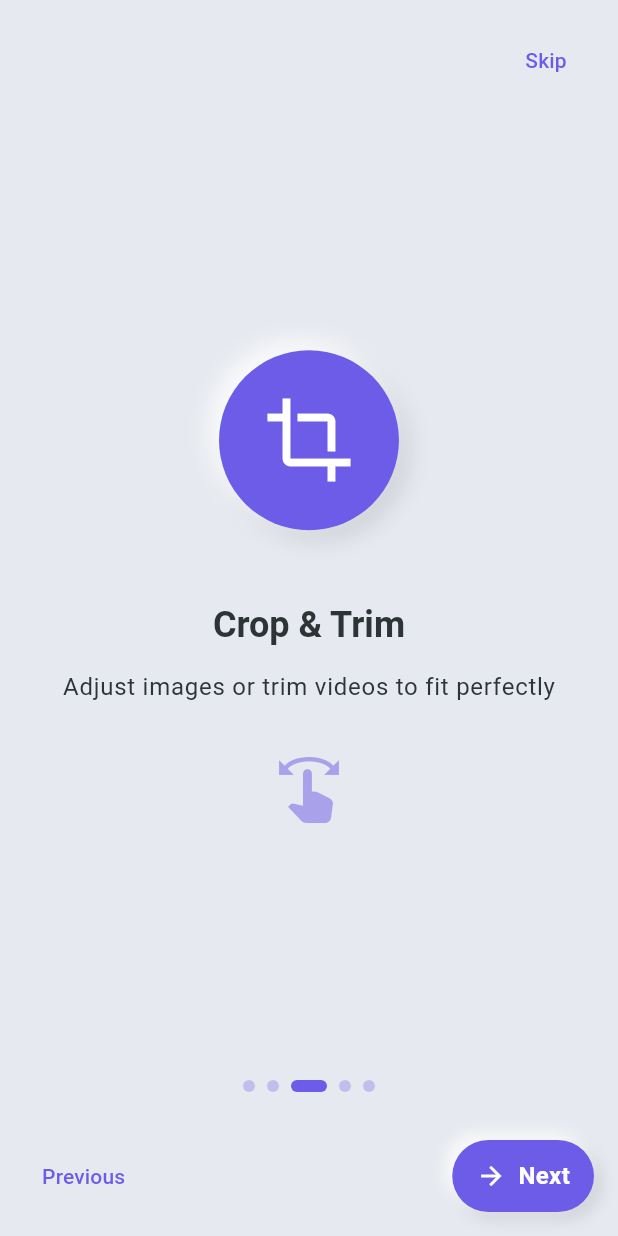
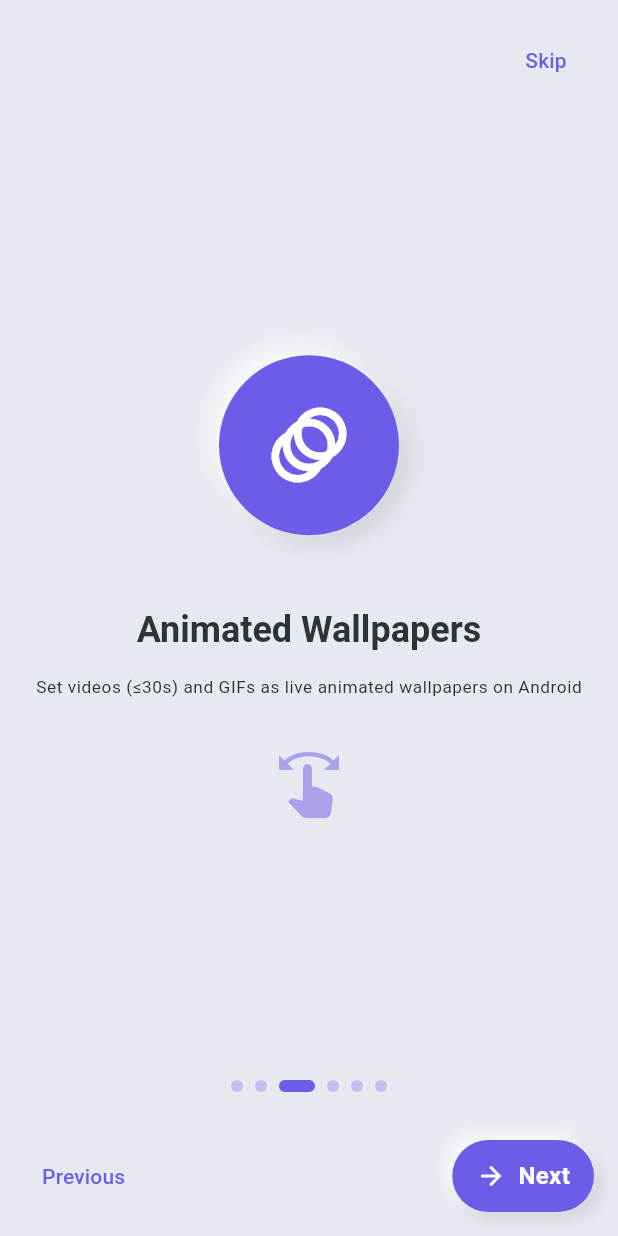
Before and after one commit to JithinGK51/NeumoWall-Stylish-Wallpaper-Maker, a Flutter app: the screen it shows after launch, swiped to page 3, on a phone screen of 412 x 824 dp. Run offline on Flutter 3.47's test engine with Material 3 defaults, Android fonts, the phone set to English and light mode, and no system bars; our stand-ins replace awesome_dialog, cached_network_image, convex_bottom_bar, flutter_riverpod, flutter_spinkit, google_mobile_ads and 6 more; missing offline and left inert: photo_manager.

Commit message:
feat: Update onboarding tutorial to reflect current features (search, animated wallpapers, 90+ wallpapers)

```diff
--- a/lib/screens/onboarding_screen.dart
+++ b/lib/screens/onboarding_screen.dart
@@ -20,28 +20,33 @@ class _OnboardingScreenState extends ConsumerState<OnboardingScreen> {
 
   final List<OnboardingStep> _steps = [
     const OnboardingStep(
-      title: 'Browse Wallpapers',
-      description: 'Swipe through categories and discover beautiful wallpapers',
+      title: 'Discover 90+ HD Wallpapers',
+      description: 'Browse 15+ categories: Animals, Cars, Bikes, Nature, Anime, Ninja, and more!',
       icon: Icons.explore,
     ),
     const OnboardingStep(
-      title: 'Preview & Zoom',
-      description: 'Pinch to zoom and pan to see every detail',
-      icon: Icons.zoom_in,
+      title: 'Search Everything',
+      description: 'Use the search bar to find images, videos, or GIFs by name, category, or type',
+      icon: Icons.search,
     ),
     const OnboardingStep(
-      title: 'Crop & Trim',
-      description: 'Adjust images or trim videos to fit perfectly',
-      icon: Icons.crop,
+      title: 'Animated Wallpapers',
+      description: 'Set videos (≤30s) and GIFs as live animated wallpapers on Android',
+      icon: Icons.animation,
     ),
     const OnboardingStep(
-      title: 'Set Wallpaper',
-      description: 'Set as home screen, lock screen, or both',
+      title: 'My Media Gallery',
+      description: 'Import from gallery or camera, organized into Images, Videos, and GIFs tabs',
+      icon: Icons.photo_library,
+    ),
+    const OnboardingStep(
+      title: 'Preview & Set',
+      description: 'Zoom, crop images, and set as home screen, lock screen, or both',
       icon: Icons.wallpaper,
     ),
     const OnboardingStep(
-      title: 'Favorites & Settings',
-      description: 'Save favorites and customize your experience',
+      title: 'Favorites & Refresh',
+      description: 'Save favorites, refresh media, and customize your experience',
       icon: Icons.favorite,
     ),
   ];
```
